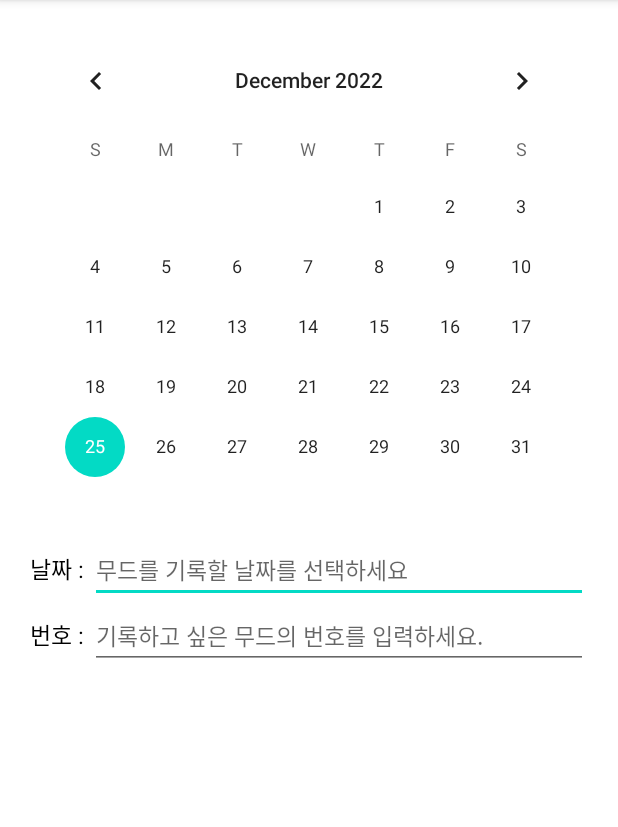
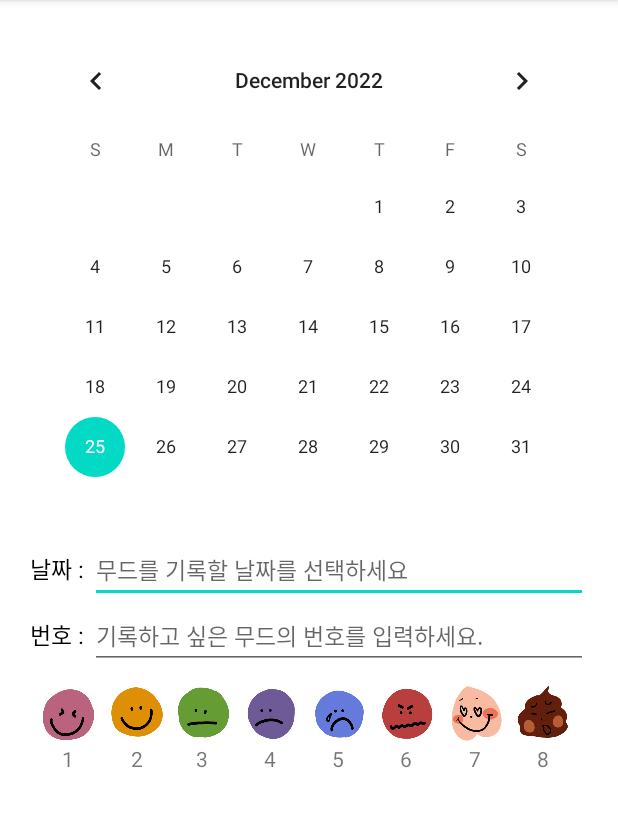
Before and after one commit to StrongCatWill/Somute, an Android app: the MoodTracker screen opened directly, with no data from a screen before it, on a phone screen of 412 x 824 dp, the part 84-911 px from its top. Run offline under Robolectric (Android 15) with nearby library versions, the phone set to English and light mode, and no system bars.

Commit message:
Third - 221225 16:51 : 무드 생성, 소리 기능 구현 완료 -> DB 생성 후 연동 예정

```diff
--- a/app/src/main/java/com/mobile/somute/MoodTracker.java
+++ b/app/src/main/java/com/mobile/somute/MoodTracker.java
@@ -2,22 +2,46 @@ package com.mobile.somute;
 
 import androidx.annotation.NonNull;
 import androidx.appcompat.app.AppCompatActivity;
+
+import android.media.MediaPlayer;
 import android.os.Bundle;
+import android.view.View;
 import android.widget.CalendarView;
 import android.widget.EditText;
+import android.widget.ImageButton;
 
 public class MoodTracker extends AppCompatActivity {
 
     CalendarView calView;
     EditText et_date, et_soundNum;
+    ImageButton iBtn_mood1, iBtn_mood2, iBtn_mood3, iBtn_mood4, iBtn_mood5, iBtn_mood6, iBtn_mood7, iBtn_mood8;
+    MediaPlayer mediaPlayer1, mediaPlayer2, mediaPlayer3, mediaPlayer4, mediaPlayer5, mediaPlayer6, mediaPlayer7, mediaPlayer8;
 
     @Override
     protected void onCreate(Bundle savedInstanceState) {
         super.onCreate(savedInstanceState);
         setContentView(R.layout.activity_mood_tracker);
 
-        calView = findViewById(R.id.calView);
-        et_date = findViewById(R.id.et_date);
+        calView = (CalendarView) findViewById(R.id.calView);
+        et_date = (EditText) findViewById(R.id.et_date);
+
+        iBtn_mood1 = (ImageButton) findViewById(R.id.iBtn_mood1);
+        iBtn_mood2 = (ImageButton) findViewById(R.id.iBtn_mood2);
+        iBtn_mood3 = (ImageButton) findViewById(R.id.iBtn_mood3);
+        iBtn_mood4 = (ImageButton) findViewById(R.id.iBtn_mood4);
+        iBtn_mood5 = (ImageButton) findViewById(R.id.iBtn_mood5);
+        iBtn_mood6 = (ImageButton) findViewById(R.id.iBtn_mood6);
+        iBtn_mood7 = (ImageButton) findViewById(R.id.iBtn_mood7);
+        iBtn_mood8 = (ImageButton) findViewById(R.id.iBtn_mood8);
+
+        mediaPlayer1 = MediaPlayer.create(this, R.raw.sound1);
+        mediaPlayer2 = MediaPlayer.create(this, R.raw.sound2);
+        mediaPlayer3 = MediaPlayer.create(this, R.raw.sound3);
+        mediaPlayer4 = MediaPlayer.create(this, R.raw.sound4);
+        mediaPlayer5 = MediaPlayer.create(this, R.raw.sound5);
+        mediaPlayer6 = MediaPlayer.create(this, R.raw.sound6);
+        mediaPlayer7 = MediaPlayer.create(this, R.raw.sound7);
+        mediaPlayer8 = MediaPlayer.create(this, R.raw.sound8);
 
         calView.setOnDateChangeListener(new CalendarView.OnDateChangeListener() {
             @Override
@@ -27,5 +51,55 @@ public class MoodTracker extends AppCompatActivity {
             }
         });
 
+        iBtn_mood1.setOnClickListener(new View.OnClickListener() {
+            @Override
+            public void onClick(View v) {
+                mediaPlayer1.start();
+            }
+        });
+        iBtn_mood2.setOnClickListener(new View.OnClickListener() {
+            @Override
+            public void onClick(View v) {
+                mediaPlayer2.start();
+            }
+        });
+        iBtn_mood3.setOnClickListener(new View.OnClickListener() {
+            @Override
+            public void onClick(View v) {
+                mediaPlayer3.start();
+            }
+        });
+        iBtn_mood4.setOnClickListener(new View.OnClickListener() {
+            @Override
+            public void onClick(View v) {
+                mediaPlayer4.start();
+            }
+        });
+        iBtn_mood5.setOnClickListener(new View.OnClickListener() {
+            @Override
+            public void onClick(View v) {
+                mediaPlayer5.start();
+            }
+        });
+        iBtn_mood6.setOnClickListener(new View.OnClickListener() {
+            @Override
+            public void onClick(View v) {
+                mediaPlayer6.start();
+            }
+        });
+        iBtn_mood7.setOnClickListener(new View.OnClickListener() {
+            @Override
+            public void onClick(View v) {
+                mediaPlayer7.start();
+            }
+        });
+        iBtn_mood8.setOnClickListener(new View.OnClickListener() {
+            @Override
+            public void onClick(View v) {
+                mediaPlayer8.start();
+            }
+        });
+
     }
+
 }
--- a/app/src/main/res/layout/activity_mood_tracker.xml
+++ b/app/src/main/res/layout/activity_mood_tracker.xml
@@ -11,7 +11,7 @@
     <CalendarView
         android:id="@+id/calView"
         android:layout_width="match_parent"
-        android:layout_height="wrap_content" />
+        android:layout_height="wrap_content"/>
 
     <LinearLayout
         android:layout_width="match_parent"
@@ -58,4 +58,123 @@
 
     </LinearLayout>
 
+    <LinearLayout
+        android:layout_width="match_parent"
+        android:layout_height="wrap_content"
+        android:orientation="horizontal"
+        android:layout_marginTop="10dp">
+
+        <ImageButton
+            android:id="@+id/iBtn_mood1"
+            android:layout_width="40dp"
+            android:layout_height="40dp"
+            android:background="@drawable/mood1"
+            android:layout_marginLeft="5dp"/>
+
+        <ImageButton
+            android:id="@+id/iBtn_mood2"
+            android:layout_width="40dp"
+            android:layout_height="40dp"
+            android:background="@drawable/mood2"
+            android:layout_marginLeft="5dp"/>
+
+        <ImageButton
+            android:id="@+id/iBtn_mood3"
+            android:layout_width="40dp"
+            android:layout_height="40dp"
+            android:background="@drawable/mood3"
+            android:layout_marginLeft="5dp"/>
+
+        <ImageButton
+            android:id="@+id/iBtn_mood4"
+            android:layout_width="40dp"
+            android:layout_height="40dp"
+            android:background="@drawable/mood4"
+            android:layout_marginLeft="5dp"/>
+
+        <ImageButton
+            android:id="@+id/iBtn_mood5"
+            android:layout_width="40dp"
+            android:layout_height="40dp"
+            android:background="@drawable/mood5"
+            android:layout_marginLeft="5dp"/>
+
+        <ImageButton
+            android:id="@+id/iBtn_mood6"
+            android:layout_width="40dp"
+            android:layout_height="40dp"
+            android:background="@drawable/mood6"
+            android:layout_marginLeft="5dp"/>
+
+        <ImageButton
+            android:id="@+id/iBtn_mood7"
+            android:layout_width="40dp"
+            android:layout_height="40dp"
+            android:background="@drawable/mood7"
+            android:layout_marginLeft="5dp"/>
+
+        <ImageButton
+            android:id="@+id/iBtn_mood8"
+            android:layout_width="40dp"
+            android:layout_height="40dp"
+            android:background="@drawable/mood8"
+            android:layout_marginLeft="5dp"/>
+
+    </LinearLayout>
+
+    <LinearLayout
+        android:layout_width="match_parent"
+        android:layout_height="wrap_content"
+        android:orientation="horizontal">
+
+        <TextView
+            android:layout_width="wrap_content"
+            android:layout_height="wrap_content"
+            android:text="1"
+            android:layout_marginLeft="21dp"/>
+
+        <TextView
+            android:layout_width="wrap_content"
+            android:layout_height="wrap_content"
+            android:text="2"
+            android:layout_marginLeft="38dp"/>
+
+        <TextView
+            android:layout_width="wrap_content"
+            android:layout_height="wrap_content"
+            android:text="3"
+            android:layout_marginLeft="35dp"/>
+
+        <TextView
+            android:layout_width="wrap_content"
+            android:layout_height="wrap_content"
+            android:text="4"
+            android:layout_marginLeft="37dp"/>
+
+        <TextView
+            android:layout_width="wrap_content"
+            android:layout_height="wrap_content"
+            android:text="5"
+            android:layout_marginLeft="37dp"/>
+
+        <TextView
+            android:layout_width="wrap_content"
+            android:layout_height="wrap_content"
+            android:text="6"
+            android:layout_marginLeft="37dp"/>
+
+        <TextView
+            android:layout_width="wrap_content"
+            android:layout_height="wrap_content"
+            android:text="7"
+            android:layout_marginLeft="38dp"/>
+
+        <TextView
+            android:layout_width="wrap_content"
+            android:layout_height="wrap_content"
+            android:text="8"
+            android:layout_marginLeft="37dp"/>
+
+    </LinearLayout>
+
 </LinearLayout>
```
Also changed, not shown: app/src/main/res/layout/activity_main.xml (+4 -4 lines), app/src/main/res/drawable-v24/mood1.png (added), app/src/main/res/drawable-v24/mood2.png (added), app/src/main/res/drawable-v24/mood3.png (added), app/src/main/res/drawable-v24/mood4.png (added), app/src/main/res/drawable-v24/mood5.png (added), app/src/main/res/drawable-v24/mood6.png (added), app/src/main/res/drawable-v24/mood7.png (added), app/src/main/res/drawable-v24/mood8.png (added).
